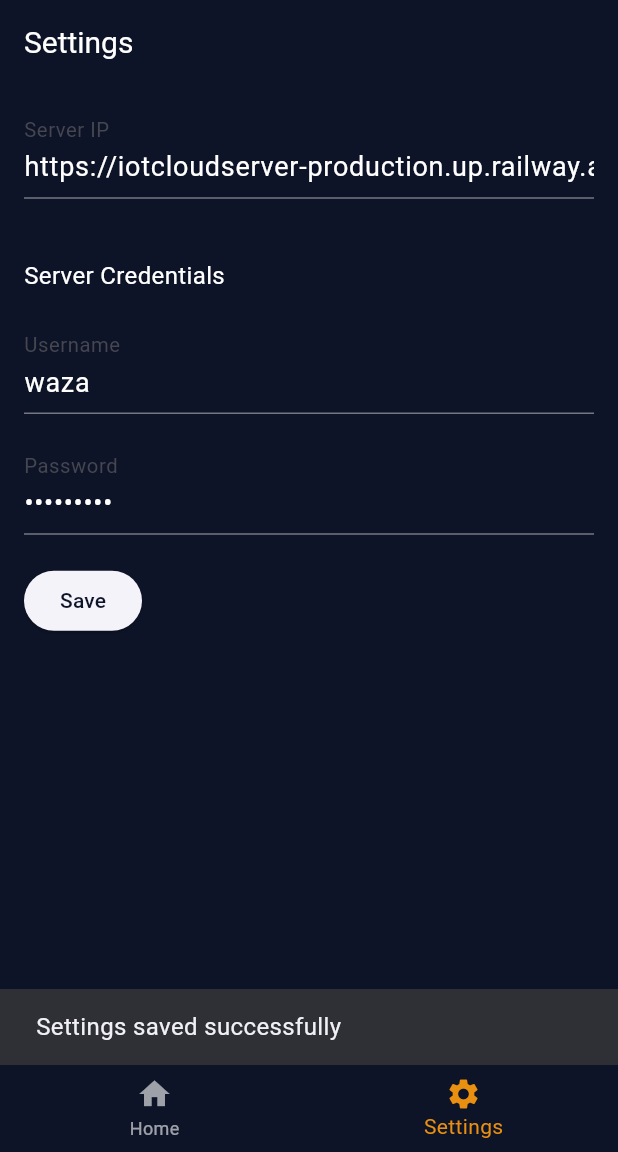
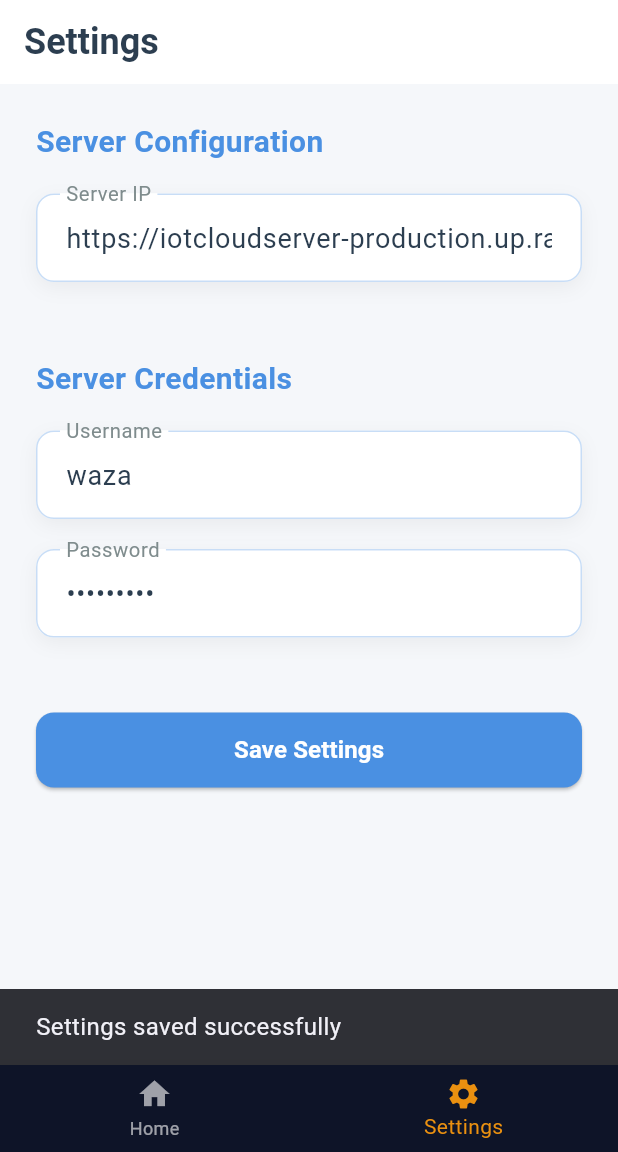
Before and after one commit to wazabanda/iot-companion-app, a Flutter app: the screen it shows after launch, item 2 of the bottom bar chosen, on a phone screen of 412 x 824 dp, the part 84-1236 px from its top. Run offline on Flutter 3.47's test engine with Material 3 defaults, Android fonts, the phone set to English and light mode, and no system bars; our stand-ins replace shared_preferences, sqflite, syncfusion_flutter_charts; accounts and stored records are empty; network calls fail.

Commit message:
migrated to new flutter

```diff
--- a/lib/Constants/BrandColors.dart
+++ b/lib/Constants/BrandColors.dart
@@ -1,9 +1,26 @@
 import 'package:flutter/material.dart';
 
 class BrandColors {
-  static const Color oxfordBlue = Color(0xFF0e1428); // Oxford Blue
-  static const Color rufous = Color(0xFFa72608); // Rufous
-  static const Color carrotOrange = Color(0xFFea9010); // Carrot Orange
-  static const Color antiFlashWhite = Color(0xFFe8e9eb); // Anti-flash White
-  static const Color white = Color(0xFFFFFFFF); // White
+  // Primary colors
+  static const Color primary = Color(0xFF4A90E2);    // A nice blue
+  static const Color secondary = Color(0xFF50C878);  // Emerald green
+
+  // Background colors
+  static const Color background = Color(0xFFF5F7FA); // Light gray background
+  static const Color cardBackground = Color(0xFFFFFFFF); // White
+
+  // Text colors
+  static const Color textPrimary = Color(0xFF2C3E50);   // Dark blue-gray
+  static const Color textSecondary = Color(0xFF7F8C8D); // Medium gray
+
+  // Accent colors
+  static const Color accent = Color(0xFFFFA726);     // Orange accent
+  static const Color error = Color(0xFFE74C3C);      // Error red
+
+  // Legacy colors (keeping for backward compatibility)
+  static const Color oxfordBlue = Color(0xFF0e1428);
+  static const Color rufous = Color(0xFFa72608);
+  static const Color carrotOrange = Color(0xFFea9010);
+  static const Color antiFlashWhite = Color(0xFFe8e9eb);
+  static const Color white = Color(0xFFFFFFFF);
 }
--- a/lib/Screens/SettingsScreen.dart
+++ b/lib/Screens/SettingsScreen.dart
@@ -2,6 +2,7 @@ import 'package:flutter/material.dart';
 import 'package:shared_preferences/shared_preferences.dart';
 import 'package:csc_4130_iot_application/Handlers/share_preferences/shared_preferences_constants.dart';
 import 'package:csc_4130_iot_application/Handlers/share_preferences/shared_preferences_utils.dart';
+import 'package:csc_4130_iot_application/Constants/BrandColors.dart';
 
 class SettingsScreen extends StatefulWidget {
   const SettingsScreen({super.key});
@@ -96,73 +97,138 @@ class _SettingsScreenState extends State<SettingsScreen> {
     }
   }
 
+  Widget _buildInputField(
+    TextEditingController controller,
+    String label,
+    bool isPassword,
+    String? Function(String?) validator,
+  ) {
+    return Container(
+      margin: EdgeInsets.only(bottom: 20),
+      decoration: BoxDecoration(
+        color: BrandColors.cardBackground,
+        borderRadius: BorderRadius.circular(12),
+        boxShadow: [
+          BoxShadow(
+            color: Colors.black.withOpacity(0.05),
+            blurRadius: 10,
+            offset: Offset(0, 4),
+          ),
+        ],
+      ),
+      child: TextFormField(
+        controller: controller,
+        obscureText: isPassword,
+        style: TextStyle(color: BrandColors.textPrimary),
+        decoration: InputDecoration(
+          labelText: label,
+          labelStyle: TextStyle(color: BrandColors.textSecondary),
+          border: OutlineInputBorder(
+            borderRadius: BorderRadius.circular(12),
+            borderSide: BorderSide(color: BrandColors.primary.withOpacity(0.3)),
+          ),
+          enabledBorder: OutlineInputBorder(
+            borderRadius: BorderRadius.circular(12),
+            borderSide: BorderSide(color: BrandColors.primary.withOpacity(0.3)),
+          ),
+          focusedBorder: OutlineInputBorder(
+            borderRadius: BorderRadius.circular(12),
+            borderSide: BorderSide(color: BrandColors.primary),
+          ),
+          filled: true,
+          fillColor: BrandColors.cardBackground,
+          contentPadding: EdgeInsets.symmetric(horizontal: 16, vertical: 16),
+        ),
+        validator: validator,
+      ),
+    );
+  }
+
   @override
   Widget build(BuildContext context) {
     return Scaffold(
+      backgroundColor: BrandColors.background,
       appBar: AppBar(
-        title: const Text('Settings'),
+        elevation: 0,
+        backgroundColor: BrandColors.cardBackground,
+        title: Text(
+          'Settings',
+          style: TextStyle(
+            color: BrandColors.textPrimary,
+            fontSize: 24,
+            fontWeight: FontWeight.bold,
           ),
-      body: Padding(
-        padding: const EdgeInsets.all(16.0),
+        ),
+      ),
+      body: SingleChildScrollView(
+        child: Padding(
+          padding: const EdgeInsets.all(24.0),
           child: Form(
             key: _formKey,
             child: Column(
               crossAxisAlignment: CrossAxisAlignment.start,
               children: [
-              // TextFormField for Server IP
-              TextFormField(
-                controller: _serverIpController,
-                decoration: const InputDecoration(
-                  labelText: 'Server IP',
+                Text(
+                  'Server Configuration',
+                  style: TextStyle(
+                    color: BrandColors.primary,
+                    fontSize: 20,
+                    fontWeight: FontWeight.bold,
                   ),
-                keyboardType: TextInputType.text,
-                validator: (value) {
-                  if (value == null || value.isEmpty) {
-                    return 'Please enter the server IP';
-                  }
-                  // Add additional validation if needed
-                  return null;
-                },
                 ),
-              const SizedBox(height: 40),
-              Text("Server Credentials"),
-              const SizedBox(height: 20,),
-              // TextFormField for Username
-              TextFormField(
-                controller: _usernameController,
-                decoration: const InputDecoration(
-                  labelText: 'Username',
+                SizedBox(height: 20),
+                _buildInputField(
+                  _serverIpController,
+                  'Server IP',
+                  false,
+                  (value) => value?.isEmpty ?? true ? 'Please enter the server IP' : null,
                 ),
-                keyboardType: TextInputType.text,
-                validator: (value) {
-                  if (value == null || value.isEmpty) {
-                    return 'Please enter the username';
-                  }
-                  return null;
-                },
+                SizedBox(height: 30),
+                Text(
+                  'Server Credentials',
+                  style: TextStyle(
+                    color: BrandColors.primary,
+                    fontSize: 20,
+                    fontWeight: FontWeight.bold,
                   ),
-              const SizedBox(height: 20),
-              // TextFormField for Password
-              TextFormField(
-                controller: _passwordController,
-                decoration: const InputDecoration(
-                  labelText: 'Password',
                 ),
-                obscureText: true, // To obscure the text for passwords
-                validator: (value) {
-                  if (value == null || value.isEmpty) {
-                    return 'Please enter the password';
-                  }
-                  return null;
-                },
+                SizedBox(height: 20),
+                _buildInputField(
+                  _usernameController,
+                  'Username',
+                  false,
+                  (value) => value?.isEmpty ?? true ? 'Please enter the username' : null,
                 ),
-              const SizedBox(height: 20),
-              // Submit Button
-              ElevatedButton(
+                _buildInputField(
+                  _passwordController,
+                  'Password',
+                  true,
+                  (value) => value?.isEmpty ?? true ? 'Please enter the password' : null,
+                ),
+                SizedBox(height: 30),
+                SizedBox(
+                  width: double.infinity,
+                  height: 50,
+                  child: ElevatedButton(
                     onPressed: _submitForm,
-                child: const Text('Save'),
+                    style: ElevatedButton.styleFrom(
+                      backgroundColor: BrandColors.primary,
+                      shape: RoundedRectangleBorder(
+                        borderRadius: BorderRadius.circular(12),
+                      ),
+                    ),
+                    child: Text(
+                      'Save Settings',
+                      style: TextStyle(
+                        fontSize: 16,
+                        fontWeight: FontWeight.bold,
+                        color: BrandColors.white,
+                      ),
+                    ),
+                  ),
                 ),
               ],
+            ),
           ),
         ),
       ),
```
Also changed, not shown: lib/Screens/ChartPage.dart (+13 -12 lines), lib/Screens/HomeScreen.dart (+46 -17 lines), pubspec.yaml (+4 -4 lines), pubspec.lock, 138 other files. Lines whose indentation alone changed are shown as unchanged.
